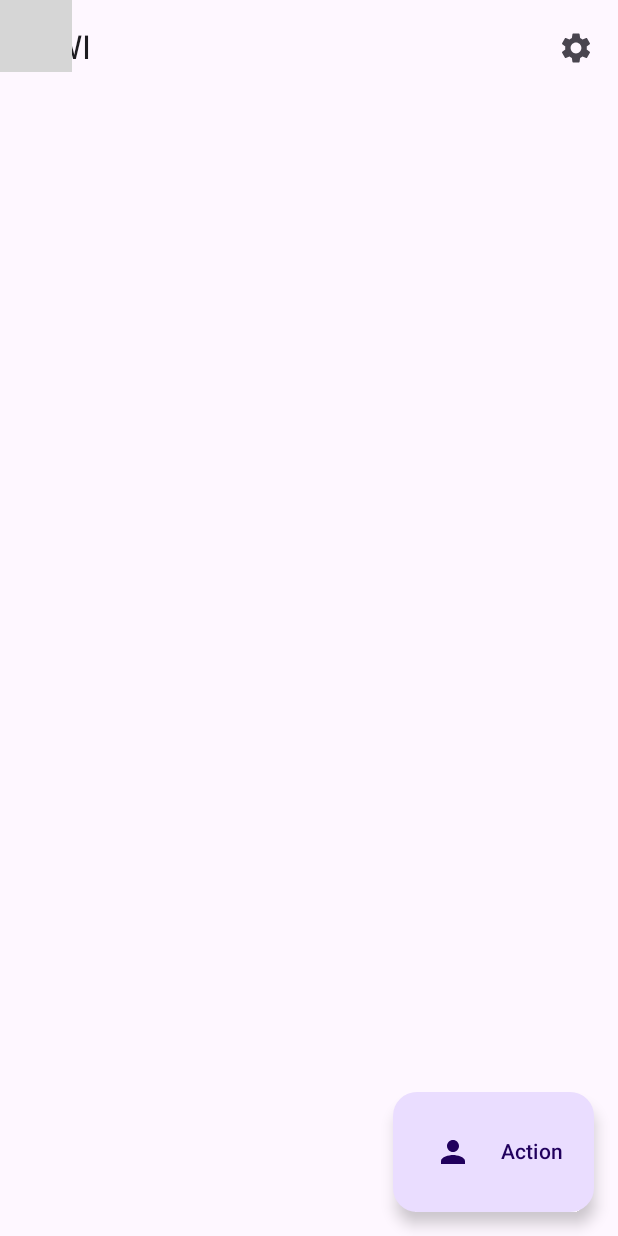
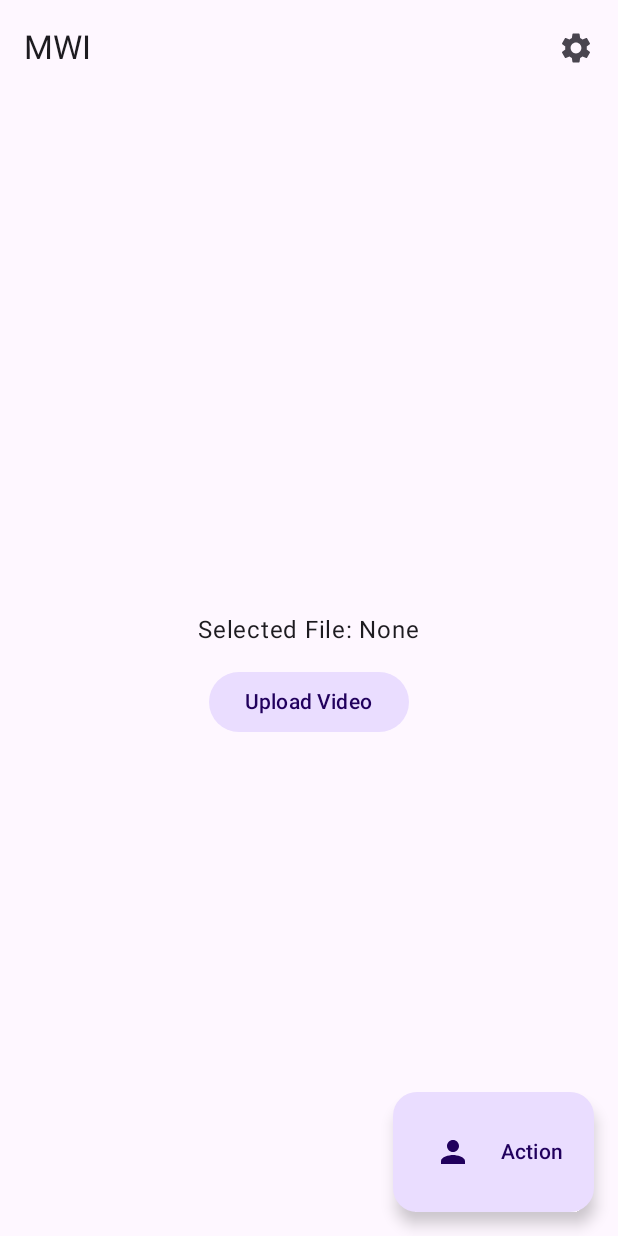
Before and after one commit to kanha321/MWI-Frontend, an Android app built with Jetpack Compose: the screen it shows after launch (MainActivity), on a phone screen of 412 x 824 dp. Run offline under Robolectric (Android 15) with nearby library versions, the phone set to English and light mode, and no system bars; our stand-ins replace Voyager; libraries missing offline, so code that uses them is left out: com.github.skydoves.colorpicker, com.materialkolor, com.materialkolor.rememberDynamicColorScheme; 2 statements that could not run were skipped; grey boxes are pictures that could not be loaded.

Commit message:
Video Selection

```diff
--- a/composeApp/src/commonMain/kotlin/com/kanhaji/basics/App.kt
+++ b/composeApp/src/commonMain/kotlin/com/kanhaji/basics/App.kt
@@ -1,136 +1,134 @@
 package com.kanhaji.basics
-
-import androidx.compose.foundation.layout.Box
-import androidx.compose.foundation.layout.fillMaxSize
-import androidx.compose.foundation.lazy.rememberLazyListState
-import androidx.compose.material.icons.Icons
-import androidx.compose.material.icons.filled.Settings
-import androidx.compose.material3.ExperimentalMaterial3Api
-import androidx.compose.material3.Icon
-import androidx.compose.material3.IconButton
-import androidx.compose.material3.Scaffold
-import androidx.compose.material3.SnackbarHostState
-import androidx.compose.material3.Text
-import androidx.compose.material3.TopAppBar
-import androidx.compose.runtime.Composable
-import androidx.compose.runtime.LaunchedEffect
-import androidx.compose.runtime.derivedStateOf
-import androidx.compose.runtime.getValue
-import androidx.compose.runtime.mutableIntStateOf
-import androidx.compose.runtime.mutableStateOf
-import androidx.compose.runtime.remember
-import androidx.compose.runtime.rememberCoroutineScope
-import androidx.compose.runtime.setValue
-import androidx.compose.ui.Modifier
-import cafe.adriel.voyager.navigator.Navigator
-import cafe.adriel.voyager.transitions.SlideTransition
-import com.kanhaji.basics.composables.DynamicFab
-import com.kanhaji.basics.composables.ListState
-import com.kanhaji.basics.composables.MySnackBarObject
-import com.kanhaji.basics.composables.MySnackbarHost
-import com.kanhaji.basics.composables.showSnackbar
-import com.kanhaji.basics.screens.settings.SettingsComponent
-import com.kanhaji.basics.screens.settings.SettingsScreen
-import com.kanhaji.basics.theme.BasicKolorTheme
-import com.kanhaji.basics.theme.InitTheme
-import kotlinx.coroutines.launch
-import kotlinx.serialization.json.Json
-import org.jetbrains.compose.ui.tooling.preview.Preview
-
-@Composable
-@Preview
-fun App() {
-    InitTheme()
-    AppContent("Material 3")
-    Json.encodeToString("")
-//    TestContent()
-}
-
+//
+//import androidx.compose.foundation.layout.Box
+//import androidx.compose.foundation.layout.fillMaxSize
+//import androidx.compose.foundation.lazy.rememberLazyListState
+//import androidx.compose.material.icons.Icons
+//import androidx.compose.material.icons.filled.Settings
+//import androidx.compose.material3.ExperimentalMaterial3Api
+//import androidx.compose.material3.Icon
+//import androidx.compose.material3.IconButton
+//import androidx.compose.material3.Scaffold
+//import androidx.compose.material3.SnackbarHostState
+//import androidx.compose.material3.Text
+//import androidx.compose.material3.TopAppBar
+//import androidx.compose.runtime.Composable
+//import androidx.compose.runtime.LaunchedEffect
+//import androidx.compose.runtime.derivedStateOf
+//import androidx.compose.runtime.getValue
+//import androidx.compose.runtime.mutableIntStateOf
+//import androidx.compose.runtime.mutableStateOf
+//import androidx.compose.runtime.remember
+//import androidx.compose.runtime.rememberCoroutineScope
+//import androidx.compose.runtime.setValue
+//import androidx.compose.ui.Modifier
+//import cafe.adriel.voyager.navigator.Navigator
+//import cafe.adriel.voyager.transitions.SlideTransition
+//import com.kanhaji.basics.composables.DynamicFab
+//import com.kanhaji.basics.composables.ListState
+//import com.kanhaji.basics.composables.MySnackBarObject
+//import com.kanhaji.basics.composables.MySnackbarHost
+//import com.kanhaji.basics.composables.showSnackbar
+//import com.kanhaji.basics.screens.settings.SettingsComponent
+//import com.kanhaji.basics.screens.settings.SettingsScreen
+//import com.kanhaji.basics.theme.InitTheme
+//import kotlinx.coroutines.launch
+//import kotlinx.serialization.json.Json
+//import org.jetbrains.compose.ui.tooling.preview.Preview
+//
 //@Composable
-//fun SetStatusBarColor(color: Color, darkIcons: Boolean = true) {
-//    val view = LocalView.current
-//    val window = (view.context as? Activity)?.window ?: return
-//    SideEffect {
-//        WindowCompat.setDecorFitsSystemWindows(window, false)
-//        window.statusBarColor = color.toArgb()
-//        WindowInsetsControllerCompat(window, view).isAppearanceLightStatusBars = darkIcons
+//@Preview
+//fun App() {
+//    InitTheme()
+//    AppContentWithFAB("Material 3")
+//    Json.encodeToString("")
+////    TestContent()
+//}
+//
+////@Composable
+////fun SetStatusBarColor(color: Color, darkIcons: Boolean = true) {
+////    val view = LocalView.current
+////    val window = (view.context as? Activity)?.window ?: return
+////    SideEffect {
+////        WindowCompat.setDecorFitsSystemWindows(window, false)
+////        window.statusBarColor = color.toArgb()
+////        WindowInsetsControllerCompat(window, view).isAppearanceLightStatusBars = darkIcons
+////    }
+////}
+//
+//
+//
+//@OptIn(ExperimentalMaterial3Api::class)
+//@Composable
+//fun AppContentWithFAB(
+//    pageTitle: String,
+//) {
+//    val scope = rememberCoroutineScope()
+//
+//    val snackbarHostState = remember { SnackbarHostState() }
+//    MySnackBarObject.snackbarHostState = snackbarHostState
+//
+//    // Detect scroll direction
+//    val listState = rememberLazyListState()
+//    var fabVisible by remember { mutableStateOf(true) }
+//    var lastScrollOffset by remember { mutableIntStateOf(0) }
+//    val currentOffset = remember {
+//        derivedStateOf {
+//            listState.firstVisibleItemScrollOffset + listState.firstVisibleItemIndex * 1000
+//        }
+//    }
+//    LaunchedEffect(currentOffset.value) {
+//        if (listState.isScrollInProgress) {
+//            fabVisible = currentOffset.value < lastScrollOffset
+//            lastScrollOffset = currentOffset.value
+//        }
+//    }
+//    ListState.value = listState
+//
+//
+//    Box {
+//        Scaffold(
+////            contentWindowInsets = WindowInsets.safeContent,
+//
+//            topBar = {
+//                TopAppBar(
+//                    title = { Text(pageTitle) },
+////                    colors = TopAppBarDefaults.topAppBarColors(
+////                        containerColor = MaterialTheme.colorScheme.primaryContainer,
+////                        titleContentColor = MaterialTheme.colorScheme.onPrimaryContainer
+////                    ),
+//                    actions = {
+//                        IconButton(
+//                            onClick = {
+//                                scope.launch {
+//                                    showSnackbar("Settings clicked")
+//                                }
+//                            },
+//                        ) {
+//                            Icon(
+//                                imageVector = Icons.Filled.Settings,
+//                                contentDescription = "Settings",
+//                            )
+//                        }
+//                    }
+//                )
+//            },
+//            snackbarHost = {
+//                MySnackbarHost()
+//            },
+//            floatingActionButton = {
+//                DynamicFab(fabVisible)
+//            },
+//            modifier = Modifier.fillMaxSize(),
+//        ) { contentPadding ->
+//            Navigator(SettingsScreen()) { navigator ->
+//                SlideTransition(navigator) { screen ->
+//                    // Pass contentPadding to the composable
+//                    (screen as? SettingsScreen)?.let {
+//                        SettingsComponent(contentPadding)
+//                    }
+//                }
+//            }
+//        }
 //    }
 //}
-
-
-@OptIn(ExperimentalMaterial3Api::class)
-@Composable
-fun AppContent(
-    pageTitle: String,
-) {
-    val scope = rememberCoroutineScope()
-
-    val snackbarHostState = remember { SnackbarHostState() }
-    MySnackBarObject.snackbarHostState = snackbarHostState
-
-    // Detect scroll direction
-    val listState = rememberLazyListState()
-    var fabVisible by remember { mutableStateOf(true) }
-    var lastScrollOffset by remember { mutableIntStateOf(0) }
-    val currentOffset = remember {
-        derivedStateOf {
-            listState.firstVisibleItemScrollOffset + listState.firstVisibleItemIndex * 1000
-        }
-    }
-    LaunchedEffect(currentOffset.value) {
-        if (listState.isScrollInProgress) {
-            fabVisible = currentOffset.value < lastScrollOffset
-            lastScrollOffset = currentOffset.value
-        }
-    }
-    ListState.value = listState
-
-    BasicKolorTheme {
-
-        Box {
-            Scaffold(
-//            contentWindowInsets = WindowInsets.safeContent,
-
-                topBar = {
-                    TopAppBar(
-                        title = { Text(pageTitle) },
-//                    colors = TopAppBarDefaults.topAppBarColors(
-//                        containerColor = MaterialTheme.colorScheme.primaryContainer,
-//                        titleContentColor = MaterialTheme.colorScheme.onPrimaryContainer
-//                    ),
-                        actions = {
-                            IconButton(
-                                onClick = {
-                                    scope.launch {
-                                        showSnackbar("Settings clicked")
-                                    }
-                                },
-                            ) {
-                                Icon(
-                                    imageVector = Icons.Filled.Settings,
-                                    contentDescription = "Settings",
-                                )
-                            }
-                        }
-                    )
-                },
-                snackbarHost = {
-                    MySnackbarHost()
-                },
-                floatingActionButton = {
-                    DynamicFab(fabVisible)
-                },
-                modifier = Modifier.fillMaxSize(),
-            ) { contentPadding ->
-                Navigator(SettingsScreen()) { navigator ->
-                    SlideTransition(navigator) { screen ->
-                        // Pass contentPadding to the composable
-                        (screen as? SettingsScreen)?.let {
-                            SettingsComponent(contentPadding)
-                        }
-                    }
-                }
-            }
-        }
-    }
-}
--- a/composeApp/src/commonMain/kotlin/com/kanhaji/basics/composables/CustomSnackBar.kt
+++ b/composeApp/src/commonMain/kotlin/com/kanhaji/basics/composables/CustomSnackBar.kt
@@ -167,7 +167,7 @@ fun CustomSnackbarYesNo(
 
 
 object MySnackBarObject {
-    lateinit var snackbarHostState: SnackbarHostState
+    var snackbarHostState: SnackbarHostState = SnackbarHostState()
     var customContent: (@Composable (SnackbarData) -> Unit)? = null
 }
 
--- a/composeApp/src/commonMain/kotlin/com/kanhaji/basics/composables/DynamicFAB.kt
+++ b/composeApp/src/commonMain/kotlin/com/kanhaji/basics/composables/DynamicFAB.kt
@@ -3,27 +3,25 @@ package com.kanhaji.basics.composables
 import androidx.compose.animation.AnimatedVisibility
 import androidx.compose.foundation.interaction.MutableInteractionSource
 import androidx.compose.foundation.interaction.collectIsHoveredAsState
+import androidx.compose.foundation.layout.PaddingValues
 import androidx.compose.foundation.layout.Row
 import androidx.compose.foundation.layout.Spacer
 import androidx.compose.foundation.layout.fillMaxSize
-import androidx.compose.foundation.layout.fillMaxWidth
 import androidx.compose.foundation.layout.padding
 import androidx.compose.foundation.layout.width
-import androidx.compose.foundation.layout.wrapContentHeight
 import androidx.compose.foundation.lazy.rememberLazyListState
 import androidx.compose.material.icons.Icons
+import androidx.compose.material.icons.automirrored.filled.ArrowBack
 import androidx.compose.material.icons.filled.Person
 import androidx.compose.material.icons.filled.Settings
 import androidx.compose.material3.ExperimentalMaterial3Api
 import androidx.compose.material3.FloatingActionButton
 import androidx.compose.material3.Icon
 import androidx.compose.material3.IconButton
-import androidx.compose.material3.MaterialTheme
 import androidx.compose.material3.Scaffold
 import androidx.compose.material3.SnackbarHostState
 import androidx.compose.material3.Text
 import androidx.compose.material3.TopAppBar
-import androidx.compose.material3.TopAppBarDefaults
 import androidx.compose.runtime.Composable
 import androidx.compose.runtime.LaunchedEffect
 import androidx.compose.runtime.derivedStateOf
@@ -38,15 +36,26 @@ import androidx.compose.ui.Modifier
 import androidx.compose.ui.input.pointer.PointerIcon
 import androidx.compose.ui.input.pointer.pointerHoverIcon
 import androidx.compose.ui.unit.dp
+import cafe.adriel.voyager.navigator.LocalNavigator
+import cafe.adriel.voyager.navigator.currentOrThrow
+import com.kanhaji.basics.screens.settings.SettingsScreen
 import kotlinx.coroutines.launch
 
 @OptIn(ExperimentalMaterial3Api::class)
 @Composable
-fun DynamicFABTemplate() {
+fun DynamicFABTemplate(
+    title: String,
+    showFab: Boolean = true,
+    showBackIcon: Boolean = LocalNavigator.current?.canPop ?: false,
+    showSettingsIcon: Boolean = true,
+    content: @Composable (PaddingValues) -> Unit = {},
+) {
     val scope = rememberCoroutineScope()
 
     val snackbarHostState = remember { SnackbarHostState() }
     MySnackBarObject.snackbarHostState = snackbarHostState
+
+    val navigator = LocalNavigator.currentOrThrow
 
     // Detect scroll direction
     val listState = rememberLazyListState()
@@ -63,20 +72,34 @@ fun DynamicFABTemplate() {
             lastScrollOffset = currentOffset.value
         }
     }
-
     Scaffold(
         topBar = {
             TopAppBar(
-                title = { Text("Material 3 Expressive") },
-                colors = TopAppBarDefaults.topAppBarColors(
-                    containerColor = MaterialTheme.colorScheme.primaryContainer,
-                    titleContentColor = MaterialTheme.colorScheme.onPrimaryContainer
-                ),
+                title = { Text(title) },
+//                colors = TopAppBarDefaults.topAppBarColors(
+//                    containerColor = MaterialTheme.colorScheme.primaryContainer,
+//                    titleContentColor = MaterialTheme.colorScheme.onPrimaryContainer
+//                ),
+                navigationIcon = {
+
+                    if (showBackIcon)
+                        IconButton(onClick = {
+                            scope.launch {
+                                navigator.pop()
+                            }
+                        }) {
+                            Icon(
+                                imageVector = Icons.AutoMirrored.Filled.ArrowBack,
+                                contentDescription = "Back",
+                            )
+                        }
+                },
                 actions = {
+                    if (showSettingsIcon)
                         IconButton(
                             onClick = {
                                 scope.launch {
-                                showSnackbar("Settings clicked")
+                                    navigator.push(SettingsScreen)
                                 }
                             },
                         ) {
@@ -89,37 +112,14 @@ fun DynamicFABTemplate() {
             )
         },
         snackbarHost = {
-//            SnackbarHost(
-//                hostState = snackbarHostState,
-//                snackbar = { data ->
-//                    CustomSnackbar(data)
-//                }
-//            )
             MySnackbarHost()
         },
         floatingActionButton = {
-            DynamicFab(fabVisible)
+            if (showFab) DynamicFab(fabVisible)
         },
         modifier = Modifier.fillMaxSize(),
     ) { contentPadding ->
-        GenericLazyColumn(
-            items = List(100) { index -> "Item ${index + 1}" },
-            contentPadding = contentPadding,
-            listState = listState
-        ) { index, item ->
-            Text(
-                text = item,
-                modifier = Modifier
-                    .fillMaxWidth()
-                    .padding(56.dp)
-                    .wrapContentHeight()
-            )
-        }
-//        Spacer(Modifier.padding(contentPadding))
-//        CardColumnGroup(
-//            items = List(100) { "Item ${it + 1}" },
-//            state = listState
-//        )
+        content(contentPadding)
     }
 }
 
--- a/composeApp/src/commonMain/kotlin/com/kanhaji/basics/screens/settings/SettingsScreen.kt
+++ b/composeApp/src/commonMain/kotlin/com/kanhaji/basics/screens/settings/SettingsScreen.kt
@@ -3,8 +3,9 @@ package com.kanhaji.basics.screens.settings
 import androidx.compose.foundation.layout.PaddingValues
 import androidx.compose.runtime.Composable
 import cafe.adriel.voyager.core.screen.Screen
+import com.kanhaji.basics.composables.DynamicFABTemplate
 
-class SettingsScreen : Screen {
+object SettingsScreen : Screen {
     @Composable
     override fun Content() {
         SettingsComponent()
--- a/composeApp/src/commonMain/kotlin/com/mwi/frontend/App.kt
+++ b/composeApp/src/commonMain/kotlin/com/mwi/frontend/App.kt
@@ -1,27 +1,18 @@
 package com.mwi.frontend
 
-import androidx.compose.material.icons.Icons
-import androidx.compose.material.icons.filled.Settings
-import androidx.compose.material3.ExperimentalMaterial3Api
-import androidx.compose.material3.Icon
-import androidx.compose.material3.IconButton
+import androidx.compose.foundation.layout.Box
+import androidx.compose.foundation.layout.fillMaxSize
 import androidx.compose.material3.Scaffold
-import androidx.compose.material3.SnackbarHostState
-import androidx.compose.material3.Text
-import androidx.compose.material3.TopAppBar
 import androidx.compose.runtime.Composable
 import androidx.compose.runtime.getValue
 import androidx.compose.runtime.mutableStateOf
-import androidx.compose.runtime.remember
-import androidx.compose.runtime.rememberCoroutineScope
 import androidx.compose.runtime.setValue
-import com.kanhaji.basics.AppContent
-import com.kanhaji.basics.composables.MySnackBarObject
-import com.kanhaji.basics.composables.MySnackbarHost
-import com.kanhaji.basics.legacy.TestContent
-import com.kanhaji.basics.theme.AppTheme
+import androidx.compose.ui.Modifier
+import cafe.adriel.voyager.navigator.Navigator
+import cafe.adriel.voyager.transitions.SlideTransition
 import com.kanhaji.basics.theme.BasicKolorTheme
 import com.kanhaji.basics.theme.InitTheme
+import com.mwi.frontend.screens.HomeScreen
 import org.jetbrains.compose.ui.tooling.preview.Preview
 
 var isDark by mutableStateOf(false)
@@ -36,29 +27,59 @@ fun App() {
     }
 }
 
-@OptIn(ExperimentalMaterial3Api::class)
 @Composable
-fun AppComponent() {
-
-    val scope = rememberCoroutineScope()
-
-    val snackbarHostState = remember { SnackbarHostState() }
-    MySnackBarObject.snackbarHostState = snackbarHostState
-
-
-    Scaffold(
-        topBar = {
-            TopAppBar(
-                title = { Text("My App") },
-                actions = {
-                    IconButton(onClick = { /* Handle action */ }) {
-                        Icon(Icons.Default.Settings, contentDescription = "Settings")
-                    }
-                }
-            )
-        },
-        snackbarHost = { MySnackbarHost() }
-    ) {
-        AppContent("MWI")
+fun AppContent(
+    pageTitle: String
+) {
+    Box(modifier = Modifier.fillMaxSize()) {
+        Scaffold {
+            // Main content area
+            Navigator(HomeScreen) { navigator ->
+                SlideTransition(navigator)
+            }
+        }
     }
 }
+
+//@OptIn(ExperimentalMaterial3Api::class)
+//@Composable
+//fun AppContent(
+//    pageTitle: String,
+//) {
+//    val scope = rememberCoroutineScope()
+//
+//    val snackbarHostState = remember { SnackbarHostState() }
+//    MySnackBarObject.snackbarHostState = snackbarHostState
+//
+//    val listState = rememberLazyListState()
+//    ListState.value = listState
+//
+//    Box {
+//        Scaffold(
+//
+//            topBar = {
+//                TopAppBar(
+//                    title = { Text(pageTitle) },
+//                )
+//            },
+//            snackbarHost = {
+//                MySnackbarHost()
+//            },
+//            modifier = Modifier.fillMaxSize(),
+//        ) { contentPadding ->
+//            Box(modifier = Modifier.fillMaxSize().padding(contentPadding)) {
+//                // Main content area
+//                Navigator(HomeScreen) { navigator ->
+//                    SlideTransition(navigator)
+//                }
+//            }
+////            Navigator(SettingsScreen) { navigator ->
+////                SlideTransition(navigator) { screen ->
+////                    (screen as? SettingsScreen)?.let {
+////                        SettingsComponent(contentPadding)
+////                    }
+////                }
+////            }
+//        }
+//    }
+//}
--- /dev/null
+++ b/composeApp/src/commonMain/kotlin/com/mwi/frontend/screens/HomeComponent.kt
@@ -0,0 +1,55 @@
+package com.mwi.frontend.screens
+
+import androidx.compose.foundation.layout.Arrangement
+import androidx.compose.foundation.layout.Box
+import androidx.compose.foundation.layout.Column
+import androidx.compose.foundation.layout.fillMaxSize
+import androidx.compose.foundation.layout.padding
+import androidx.compose.foundation.text.selection.SelectionContainer
+import androidx.compose.material3.Text
+import androidx.compose.runtime.Composable
+import androidx.compose.runtime.getValue
+import androidx.compose.runtime.mutableStateOf
+import androidx.compose.runtime.remember
+import androidx.compose.runtime.rememberCoroutineScope
+import androidx.compose.runtime.setValue
+import androidx.compose.ui.Alignment
+import androidx.compose.ui.Modifier
+import androidx.compose.ui.unit.dp
+import com.kanhaji.basics.composables.DynamicFABTemplate
+import com.kanhaji.basics.composables.KButton
+import com.mwi.frontend.platforms.openFilePicker
+import kotlinx.coroutines.launch
+
+@Composable
+fun HomeComponent(
+
+) {
+    val scope = rememberCoroutineScope()
+    DynamicFABTemplate("MWI") { contentPadding ->
+        Column(
+            modifier = Modifier
+                .fillMaxSize()
+                .padding(contentPadding),
+            horizontalAlignment = Alignment.CenterHorizontally,
+            verticalArrangement = Arrangement.Center
+        ) {
+            var file by remember { mutableStateOf<String?>(null) }
+            SelectionContainer {
+                Text(
+                    text = "Selected File: ${file ?: "None"}",
+                    modifier = Modifier.padding(16.dp)
+                )
+            }
+            KButton(
+                onClick = {
+                    scope.launch {
+                        file = openFilePicker()
+                    }
+                }
+            ) {
+                Text("Upload Video")
+            }
+        }
+    }
+}
--- /dev/null
+++ b/composeApp/src/commonMain/kotlin/com/mwi/frontend/screens/HomeScreen.kt
@@ -0,0 +1,12 @@
+package com.mwi.frontend.screens
+
+import androidx.compose.runtime.Composable
+import cafe.adriel.voyager.core.screen.Screen
+
+object HomeScreen: Screen {
+    @Composable
+    override fun Content() {
+        HomeComponent()
+    }
+
+}
```
Also changed, not shown: composeApp/src/androidMain/kotlin/com/kanhaji/basics/MainActivity.kt (+1 -7 lines), composeApp/src/commonMain/kotlin/com/kanhaji/basics/screens/settings/SettingsComponent.kt (+10 -7 lines), 1 other file. Lines whose indentation alone changed are shown as unchanged.
